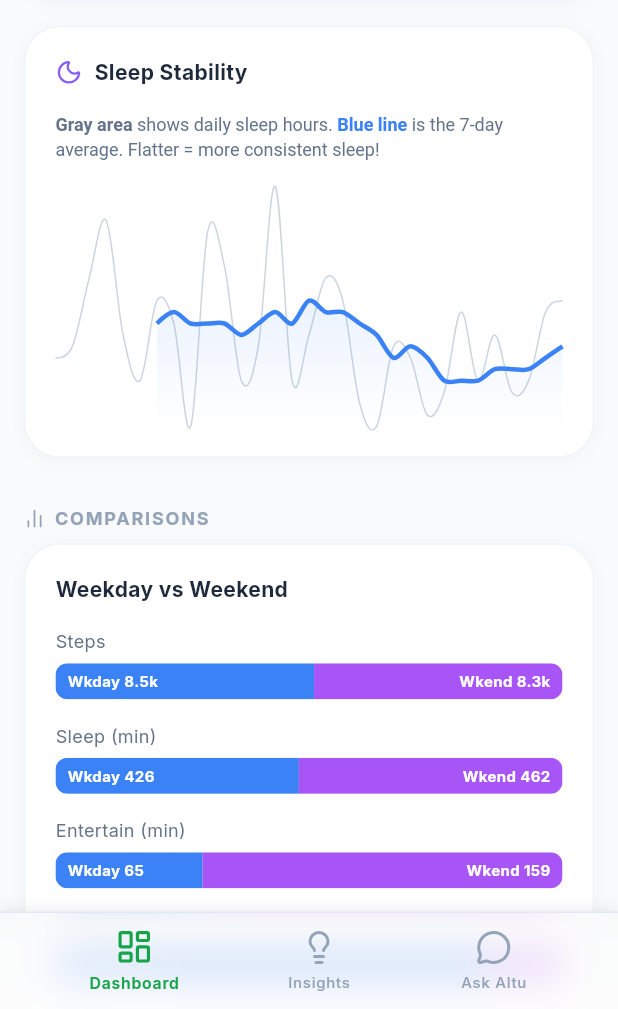
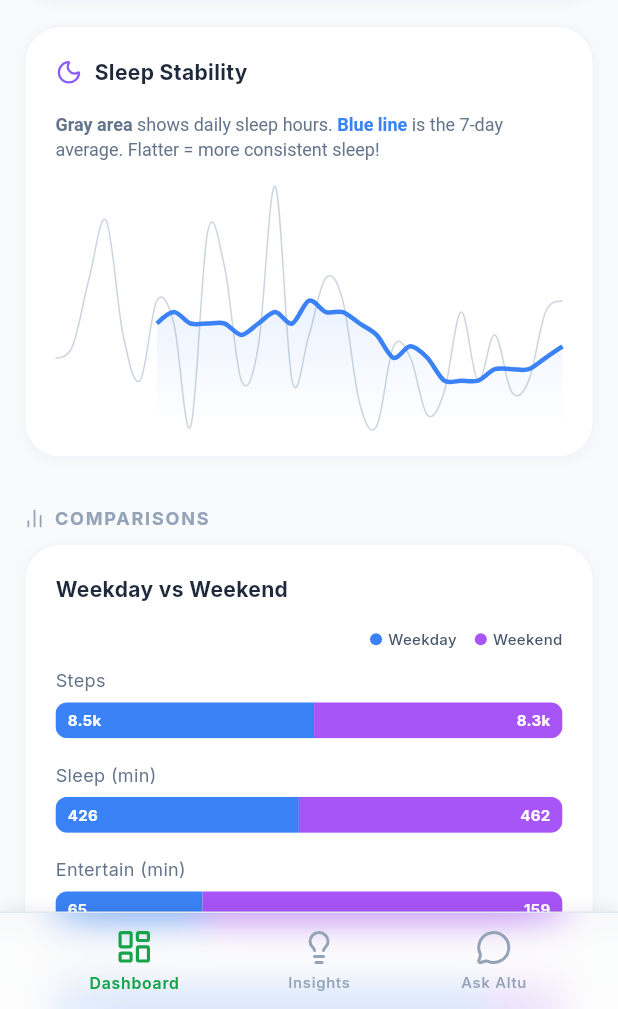
Before and after one commit to unclevikram/altu-life, a Flutter app: the screen it shows after launch, scrolled down 1728 dp, on a phone screen of 412 x 824 dp, the part 227-1236 px from its top. Run offline on Flutter 3.47's test engine with Material 3 defaults, Android fonts, the phone set to English and light mode, and no system bars; drawn by our look-alikes of fl_chart; our stand-ins replace flutter_dotenv, flutter_riverpod, go_router, google_fonts, lucide_icons.

Commit message:
readme update

```diff
--- a/lib/features/dashboard/presentation/widgets/digital_diet_widget.dart
+++ b/lib/features/dashboard/presentation/widgets/digital_diet_widget.dart
@@ -72,7 +72,8 @@ class DigitalDietWidget extends StatelessWidget {
                           Row(
                             mainAxisAlignment: MainAxisAlignment.spaceBetween,
                             children: [
-                              Row(
+                              Expanded(
+                                child: Row(
                                   children: [
                                     Container(
                                       width: 8,
@@ -84,16 +85,21 @@ class DigitalDietWidget extends StatelessWidget {
                                       ),
                                     ),
                                     const SizedBox(width: 6),
-                                  Text(
+                                    Expanded(
+                                      child: Text(
                                         cat.name,
+                                        overflow: TextOverflow.ellipsis,
                                         style: const TextStyle(
                                           fontSize: 12,
                                           fontWeight: FontWeight.w500,
                                           color: AppColors.slate700,
                                         ),
                                       ),
+                                    ),
                                   ],
                                 ),
+                              ),
+                              const SizedBox(width: 8),
                               Text(
                                 '${_formatTime(cat.value)} ($percentage%)',
                                 style: const TextStyle(
--- a/lib/features/dashboard/presentation/widgets/weekday_weekend_widget.dart
+++ b/lib/features/dashboard/presentation/widgets/weekday_weekend_widget.dart
@@ -17,7 +17,20 @@ class WeekdayVsWeekendWidget extends StatelessWidget {
     return HealthCard(
       title: 'Weekday vs Weekend',
       child: Column(
-        children: data.map((stat) {
+        crossAxisAlignment: CrossAxisAlignment.start,
+        children: [
+          // Legend
+          Row(
+            mainAxisAlignment: MainAxisAlignment.end,
+            children: [
+              _buildLegendItem('Weekday', AppColors.blue500),
+              const SizedBox(width: 12),
+              _buildLegendItem('Weekend', AppColors.purple500),
+            ],
+          ),
+          const SizedBox(height: 12),
+          // Data bars
+          ...data.map((stat) {
             final total = stat.weekday + stat.weekend;
             final weekdayPercent = total > 0 ? stat.weekday / total : 0.5;
             final weekendPercent = total > 0 ? stat.weekend / total : 0.5;
@@ -52,7 +65,7 @@ class WeekdayVsWeekendWidget extends StatelessWidget {
                             alignment: Alignment.centerLeft,
                             padding: const EdgeInsets.symmetric(horizontal: 8),
                             child: Text(
-                            'Wkday ${_formatValue(stat.weekday)}',
+                              _formatValue(stat.weekday),
                               style: const TextStyle(
                                 fontSize: 10,
                                 fontWeight: FontWeight.w700,
@@ -70,7 +83,7 @@ class WeekdayVsWeekendWidget extends StatelessWidget {
                             alignment: Alignment.centerRight,
                             padding: const EdgeInsets.symmetric(horizontal: 8),
                             child: Text(
-                            'Wkend ${_formatValue(stat.weekend)}',
+                              _formatValue(stat.weekend),
                               style: const TextStyle(
                                 fontSize: 10,
                                 fontWeight: FontWeight.w700,
@@ -87,7 +100,33 @@ class WeekdayVsWeekendWidget extends StatelessWidget {
               ),
             );
           }).toList(),
+        ],
       ),
+    );
+  }
+
+  Widget _buildLegendItem(String label, Color color) {
+    return Row(
+      mainAxisSize: MainAxisSize.min,
+      children: [
+        Container(
+          width: 8,
+          height: 8,
+          decoration: BoxDecoration(
+            color: color,
+            shape: BoxShape.circle,
+          ),
+        ),
+        const SizedBox(width: 4),
+        Text(
+          label,
+          style: const TextStyle(
+            fontSize: 10,
+            color: AppColors.slate600,
+            fontWeight: FontWeight.w500,
+          ),
+        ),
+      ],
     );
   }
 
```
Also changed, not shown: 2 other files. Lines whose indentation alone changed are shown as unchanged.
